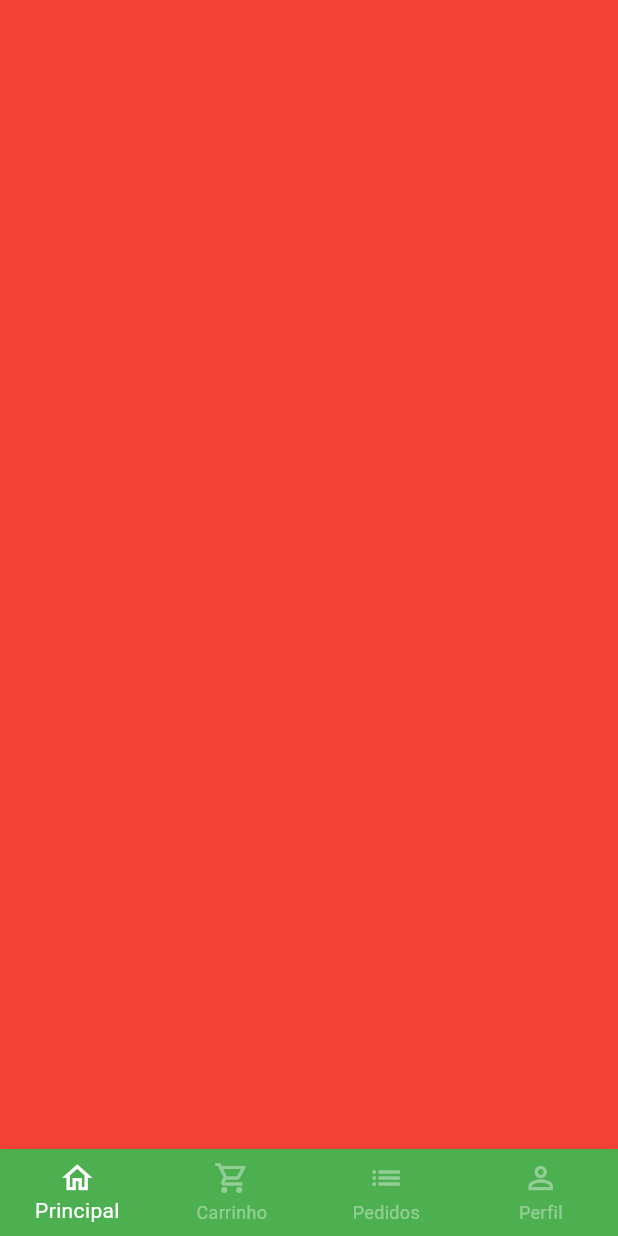
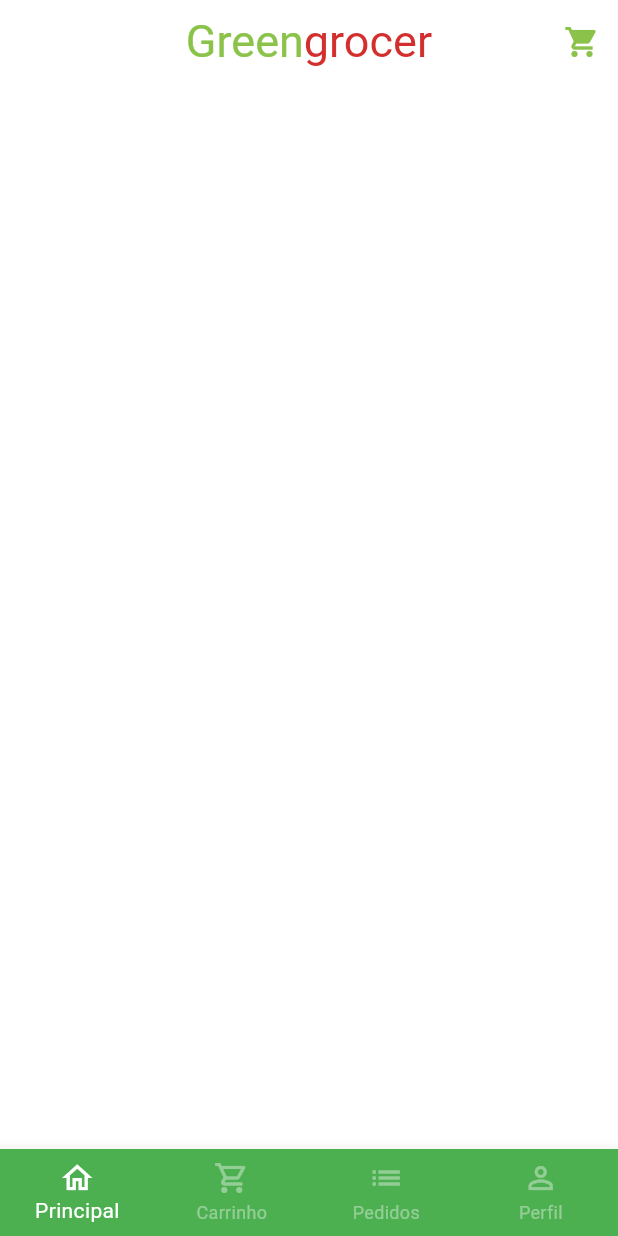
Before and after one commit to EduardoGomesSa/bluegrocer, a Flutter app: the screen it shows after launch, after a tap on "Entrar", on a phone screen of 412 x 824 dp. Run offline on Flutter 3.47's test engine with Material 3 defaults, Android fonts, the phone set to English and light mode, and no system bars; our stand-ins replace animated_text_kit, mask_text_input_formatter.

Commit message:
Adicionando o icon de carrinho na appbar da home

```diff
--- a/lib/main.dart
+++ b/lib/main.dart
@@ -14,8 +14,9 @@
     return MaterialApp(
       title: 'Flutter Demo',
       theme: ThemeData(
+        colorScheme: ColorScheme.fromSeed(seedColor: Colors.green),
         primarySwatch: Colors.green,
-        colorScheme: ColorScheme.fromSeed(seedColor: Colors.green),
+        scaffoldBackgroundColor: Colors.white.withAlpha(190),
         // useMaterial3: true,
       ),
       debugShowCheckedModeBanner: false,
--- a/lib/src/base/base_screen.dart
+++ b/lib/src/base/base_screen.dart
@@ -1,3 +1,4 @@
+import 'package:bluegrocer/src/home/home_tab.dart';
 import 'package:flutter/material.dart';
 
 class BaseScreen extends StatefulWidget {
@@ -18,7 +19,7 @@
         physics: const NeverScrollableScrollPhysics(),
         controller: pageController,
         children: [
-          Container(color:Colors.red),
+          const HomeTab(),
           Container(color:Colors.yellow),
           Container(color:Colors.blue),
           Container(color:Colors.pink),
--- /dev/null
+++ b/lib/src/home/home_tab.dart
@@ -0,0 +1,50 @@
+import 'package:bluegrocer/src/config/custom_colors.dart';
+import 'package:flutter/material.dart';
+
+class HomeTab extends StatelessWidget {
+  const HomeTab({super.key});
+
+  @override
+  Widget build(BuildContext context) {
+    return Scaffold(
+      // app bar
+      appBar: AppBar(
+        backgroundColor: Colors.transparent,
+        elevation: 0,
+        centerTitle: true,
+        title: Text.rich(
+          TextSpan(
+            style: const TextStyle(
+              fontSize: 30,
+            ),
+            children: [
+              TextSpan(
+                text: 'Green',
+                style: TextStyle(
+                  color: CustomColors.customSwatchColor,
+                ),
+              ),
+              TextSpan(
+                text: 'grocer',
+                style: TextStyle(
+                  color: CustomColors.customContrastColor,
+                ),
+              ),
+            ],
+          ),
+        ),
+        actions: [
+          IconButton(
+            onPressed: () {},
+            icon: Icon(Icons.shopping_cart, color: CustomColors.customSwatchColor,),
+          )
+        ],
+      ),
+      // campo pesquisa
+
+      // categorias
+
+      // grid
+    );
+  }
+}
```
